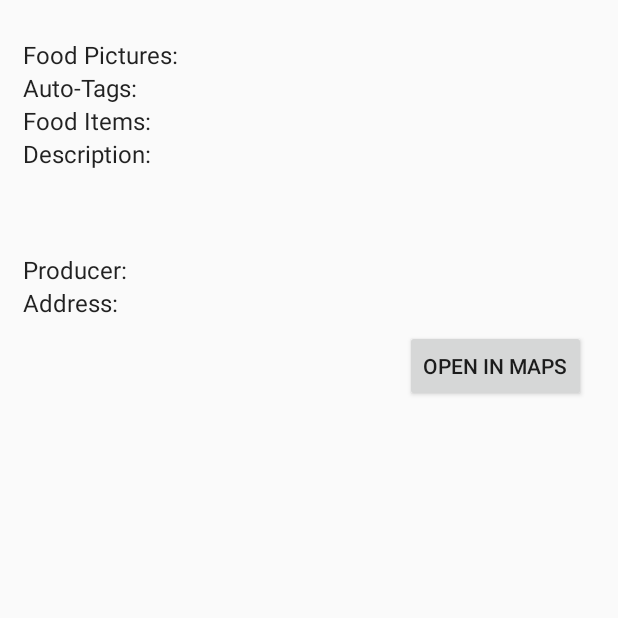
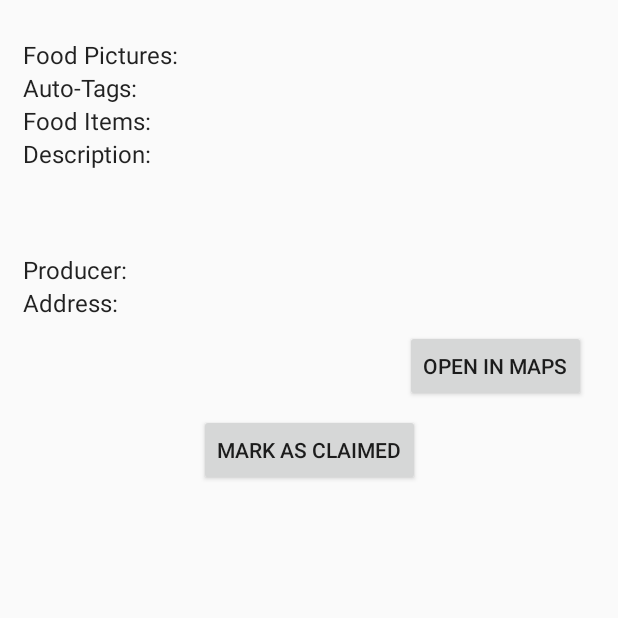
Before and after one commit to MeghanaVKasal/foodSavers, an Android app: the FoodDetailActivity screen opened directly, with no data from a screen before it, on a phone screen of 412 x 824 dp, the top half of it. Run offline under Robolectric (Android 15) with nearby library versions, the phone set to English and light mode, and no system bars; our stand-ins replace ButterKnife, Firebase (no records; nobody signed in at launch, a user with empty details on screens opened directly); pictures from the network do not load; 8 statements that could not run were skipped.

Commit message:
added claim cation

```diff
--- a/app/src/main/java/com/frankegan/foodsavers/ConsumerActivity.java
+++ b/app/src/main/java/com/frankegan/foodsavers/ConsumerActivity.java
@@ -39,8 +39,6 @@ public class ConsumerActivity extends AppCompatActivity
         super.onCreate(savedInstanceState);
         setContentView(R.layout.activity_consumer);
         ButterKnife.bind(this);
-        // Enable Firestore logging
-        FirebaseFirestore.setLoggingEnabled(true);
         // Initialize Firestore and the main RecyclerView
         initFireStore();
         initRecyclerView();
@@ -49,6 +47,7 @@ public class ConsumerActivity extends AppCompatActivity
     private void initFireStore() {
         firestore = FirebaseFirestore.getInstance();
         query = firestore.collection("posts")
+                .whereEqualTo("claimed", false)
                 .limit(LIMIT);
     }
 
@@ -106,7 +105,7 @@ public class ConsumerActivity extends AppCompatActivity
         bundle.putString("bundlePictureURL", post.getPictureURL());
         bundle.putString("bundleLatitude", String.valueOf(post.getLocation().getLatitude()));
         bundle.putString("bundleLongitude", String.valueOf(post.getLocation().getLongitude()));
-        bundle.putString("bundleFoodItems", "posts/" + snap.getId() + "/foodItems");
+        bundle.putString("bundleFoodItems", "posts/" + snap.getId());
         List<String> foodList = post.getTags();
         String foodString = TextUtils.join(", ", foodList);
         bundle.putString("bundleTags", foodString);
--- a/app/src/main/java/com/frankegan/foodsavers/FoodDetailActivity.java
+++ b/app/src/main/java/com/frankegan/foodsavers/FoodDetailActivity.java
@@ -14,9 +14,13 @@ import com.google.firebase.firestore.DocumentSnapshot;
 import com.google.firebase.firestore.FirebaseFirestore;
 import com.google.firebase.firestore.QuerySnapshot;
 
+import butterknife.ButterKnife;
+import butterknife.OnClick;
+
 public class FoodDetailActivity extends AppCompatActivity {
     String mLatitude;
     String mLongitude;
+    String docPath;
 
     FirebaseFirestore firestore = FirebaseFirestore.getInstance();
 
@@ -24,13 +28,15 @@ public class FoodDetailActivity extends AppCompatActivity {
     protected void onCreate(Bundle savedInstanceState) {
         super.onCreate(savedInstanceState);
         setContentView(R.layout.activity_food_detail);
+        ButterKnife.bind(this);
 
         //Get values from bundle
         Bundle bundle = getIntent().getExtras();
 
         String mFoodPicUrl = bundle.getString("bundlePictureURL");
         String foodTags = bundle.getString("bundleTags");
-        String foodItemsCollection = bundle.getString("bundleFoodItems");
+        docPath = bundle.getString("bundleFoodItems");
+        String foodItemsCollection = docPath + "/foodItems";
         String mDescription = bundle.getString("bundleDescription");
         String mProducer = bundle.getString("bundleProducer");
         String mAddress = bundle.getString("bundleAddress");
@@ -81,4 +87,9 @@ public class FoodDetailActivity extends AppCompatActivity {
             }
         });
     }
+
+    @OnClick(R.id.claim_button)
+    void claimFood(){
+        firestore.document(docPath).update("claimed", true);
+    }
 }
--- a/app/src/main/res/layout/activity_food_detail.xml
+++ b/app/src/main/res/layout/activity_food_detail.xml
@@ -8,6 +8,10 @@
     tools:layout_editor_absoluteX="5dp"
     tools:layout_editor_absoluteY="81dp"
     android:layout_margin="5dp">
+
+    <android.support.v7.widget.Toolbar
+        android:layout_width="match_parent"
+        android:layout_height="wrap_content"/>
 
     <LinearLayout
         android:id="@+id/linearLayout"
@@ -148,4 +152,18 @@
         app:layout_constraintEnd_toEndOf="parent"
         android:text="OPEN IN MAPS"
         app:srcCompat="@drawable/ic_place" />
+
+    <Button
+        android:id="@+id/claim_button"
+        android:layout_width="wrap_content"
+        android:layout_height="wrap_content"
+        android:layout_marginStart="8dp"
+        android:layout_marginTop="8dp"
+        android:layout_marginEnd="8dp"
+        android:layout_marginBottom="8dp"
+        android:text="MARK AS CLAIMED"
+        app:layout_constraintBottom_toBottomOf="parent"
+        app:layout_constraintEnd_toEndOf="parent"
+        app:layout_constraintStart_toStartOf="parent"
+        app:layout_constraintTop_toBottomOf="@+id/linearLayout"/>
 </android.support.constraint.ConstraintLayout>
```
Also changed, not shown: app/src/main/res/layout/activity_consumer.xml (+14 -5 lines), app/src/main/res/drawable-hdpi/ic_location_on_black_24dp.png (added), app/src/main/res/drawable-mdpi/ic_location_on_black_24dp.png (added), app/src/main/res/drawable-xhdpi/ic_location_on_black_24dp.png (added), app/src/main/res/drawable-xxhdpi/ic_location_on_black_24dp.png (added), app/src/main/res/drawable-xxxhdpi/ic_location_on_black_24dp.png (added).
